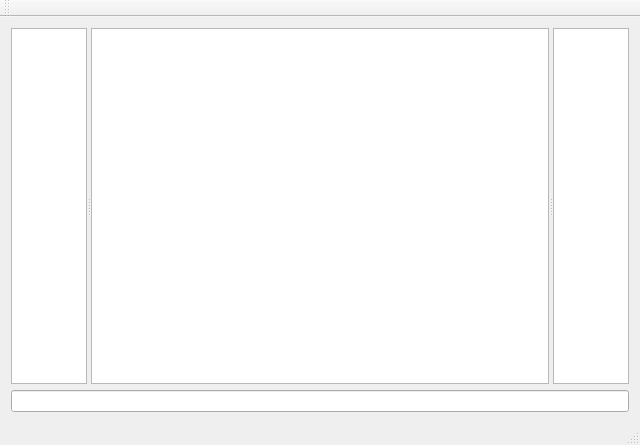
Before: the Qt Designer form mainwindow.ui in technicallyerik/WIRK, drawn with Qt 5.
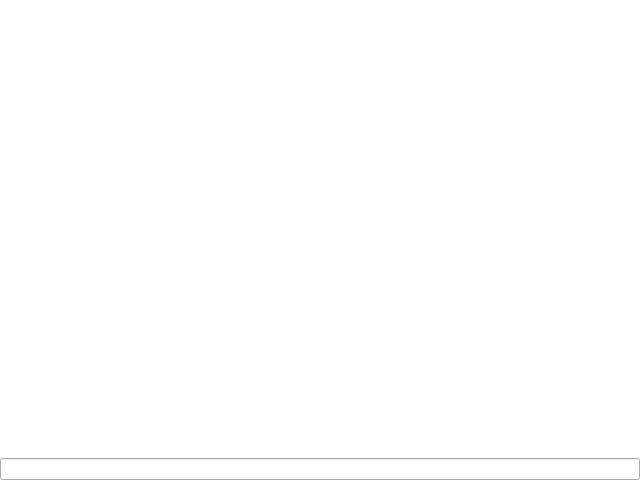
After: the same form once the commit is applied.

Commit message: Added some styles to the rest of the application

```diff
--- a/mainwindow.ui
+++ b/mainwindow.ui
@@ -7,7 +7,7 @@
     <x>0</x>
     <y>0</y>
     <width>640</width>
-    <height>445</height>
+    <height>480</height>
    </rect>
   </property>
   <property name="windowTitle">
@@ -24,10 +24,22 @@
     <property name="sizeConstraint">
      <enum>QLayout::SetMaximumSize</enum>
     </property>
-    <item row="2" column="0">
-     <widget class="QLineEdit" name="sendText"/>
-    </item>
-    <item row="0" column="0">
+    <property name="leftMargin">
+     <number>0</number>
+    </property>
+    <property name="topMargin">
+     <number>0</number>
+    </property>
+    <property name="rightMargin">
+     <number>0</number>
+    </property>
+    <property name="bottomMargin">
+     <number>0</number>
+    </property>
+    <property name="spacing">
+     <number>0</number>
+    </property>
+    <item row="1" column="0">
      <widget class="QSplitter" name="splitter">
       <property name="sizePolicy">
        <sizepolicy hsizetype="Expanding" vsizetype="Expanding">
@@ -35,9 +47,24 @@
         <verstretch>0</verstretch>
        </sizepolicy>
       </property>
+      <property name="frameShape">
+       <enum>QFrame::NoFrame</enum>
+      </property>
+      <property name="lineWidth">
+       <number>0</number>
+      </property>
       <property name="orientation">
        <enum>Qt::Horizontal</enum>
       </property>
+      <property name="opaqueResize">
+       <bool>true</bool>
+      </property>
+      <property name="handleWidth">
+       <number>0</number>
+      </property>
+      <property name="childrenCollapsible">
+       <bool>true</bool>
+      </property>
       <widget class="QTreeView" name="treeView">
        <property name="sizePolicy">
         <sizepolicy hsizetype="Expanding" vsizetype="Expanding">
@@ -45,6 +72,15 @@
          <verstretch>0</verstretch>
         </sizepolicy>
        </property>
+       <property name="frameShape">
+        <enum>QFrame::NoFrame</enum>
+       </property>
+       <property name="lineWidth">
+        <number>0</number>
+       </property>
+       <property name="headerHidden">
+        <bool>true</bool>
+       </property>
       </widget>
       <widget class="QTextBrowser" name="mainText">
        <property name="sizePolicy">
@@ -53,6 +89,15 @@
          <verstretch>0</verstretch>
         </sizepolicy>
        </property>
+       <property name="frameShape">
+        <enum>QFrame::NoFrame</enum>
+       </property>
+       <property name="lineWidth">
+        <number>0</number>
+       </property>
+       <property name="openLinks">
+        <bool>false</bool>
+       </property>
       </widget>
       <widget class="QListView" name="userList">
        <property name="sizePolicy">
@@ -61,9 +106,18 @@
          <verstretch>0</verstretch>
         </sizepolicy>
        </property>
+       <property name="frameShape">
+        <enum>QFrame::NoFrame</enum>
+       </property>
+       <property name="lineWidth">
+        <number>0</number>
+       </property>
       </widget>
      </widget>
     </item>
+    <item row="2" column="0">
+     <widget class="QLineEdit" name="sendText"/>
+    </item>
    </layout>
   </widget>
   <widget class="QMenuBar" name="menuBar">
@@ -76,15 +130,6 @@
     </rect>
    </property>
   </widget>
-  <widget class="QToolBar" name="mainToolBar">
-   <attribute name="toolBarArea">
-    <enum>TopToolBarArea</enum>
-   </attribute>
-   <attribute name="toolBarBreak">
-    <bool>false</bool>
-   </attribute>
-  </widget>
-  <widget class="QStatusBar" name="statusBar"/>
  </widget>
  <layoutdefault spacing="6" margin="11"/>
  <resources/>
```
The commit also changes 1 other file.
